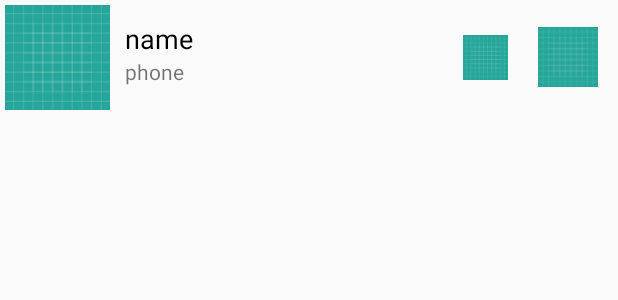
After one commit to vitconpc/demoContactApp, an Android app: the layout custom_item_contact.xml on its own in the app's theme, with its tools: preview values and no code run, on a phone screen of 412 x 824 dp. The commit adds this screen. Shown: the top 300 px of the screen. Run offline under Robolectric (Android 15) with nearby library versions, the phone set to English and light mode, and no system bars.

Commit message:
code function

```diff
--- a/app/build.gradle
+++ b/app/build.gradle
@@ -19,10 +19,11 @@ android {
 }
 
 dependencies {
-    implementation fileTree(dir: 'libs', include: ['*.jar'])
+    implementation fileTree(include: ['*.jar'], dir: 'libs')
     implementation 'com.android.support:appcompat-v7:27.1.1'
     implementation 'com.android.support.constraint:constraint-layout:1.1.2'
     testImplementation 'junit:junit:4.12'
     androidTestImplementation 'com.android.support.test:runner:1.0.2'
     androidTestImplementation 'com.android.support.test.espresso:espresso-core:3.0.2'
+    implementation 'com.android.support:design:27.1.1'
 }
--- a/app/src/main/AndroidManifest.xml
+++ b/app/src/main/AndroidManifest.xml
@@ -1,6 +1,8 @@
 <?xml version="1.0" encoding="utf-8"?>
 <manifest xmlns:android="http://schemas.android.com/apk/res/android"
     package="vn.com.example.democontactapp">
+
+    <uses-permission android:name="android.permission.READ_CONTACTS" />
 
     <application
         android:allowBackup="true"
--- /dev/null
+++ b/app/src/main/res/layout/custom_item_contact.xml
@@ -0,0 +1,50 @@
+<?xml version="1.0" encoding="utf-8"?>
+<LinearLayout xmlns:android="http://schemas.android.com/apk/res/android"
+    android:layout_width="match_parent"
+    android:layout_height="@dimen/dp_70"
+    android:layout_margin="@dimen/dp_3"
+    android:orientation="horizontal">
+
+    <ImageView
+        android:layout_width="@dimen/dp_70"
+        android:layout_height="@dimen/dp_70"
+        android:src="@drawable/ic_launcher_background" />
+
+    <LinearLayout
+        android:layout_width="@dimen/dp_0"
+        android:layout_height="match_parent"
+        android:layout_weight="1"
+        android:orientation="vertical"
+        android:padding="@dimen/dp_10">
+
+        <TextView
+            android:id="@+id/text_name"
+            android:layout_width="match_parent"
+            android:layout_height="@dimen/dp_0"
+            android:layout_weight="1"
+            android:text="@string/text_name"
+            android:textColor="@android:color/black"
+            android:textSize="@dimen/sp_18" />
+
+        <TextView
+            android:id="@+id/text_phone_number"
+            android:layout_width="match_parent"
+            android:layout_height="@dimen/dp_0"
+            android:layout_weight="1"
+            android:text="@string/text_phone" />
+    </LinearLayout>
+
+    <ImageView
+        android:layout_width="@dimen/dp_30"
+        android:layout_height="@dimen/dp_30"
+        android:layout_gravity="center_vertical"
+        android:layout_marginHorizontal="@dimen/dp_10"
+        android:src="@drawable/ic_launcher_background" />
+
+    <ImageView
+        android:layout_width="@dimen/dp_40"
+        android:layout_height="@dimen/dp_40"
+        android:layout_gravity="center_vertical"
+        android:layout_marginHorizontal="@dimen/dp_10"
+        android:src="@drawable/ic_launcher_background" />
+</LinearLayout>
--- /dev/null
+++ b/app/src/main/res/values/dimens.xml
@@ -0,0 +1,13 @@
+<?xml version="1.0" encoding="utf-8"?>
+<resources>
+    <dimen name="dp_100">100dp</dimen>
+    <dimen name="sp_24">24sp</dimen>
+    <dimen name="dp_10">10dp</dimen>
+    <dimen name="dp_70">70dp</dimen>
+    <dimen name="dp_0">0dp</dimen>
+    <dimen name="dp_30">30dp</dimen>
+    <dimen name="dp_40">40dp</dimen>
+    <dimen name="dp_3">3dp</dimen>
+    <dimen name="sp_18">18sp</dimen>
+    <dimen name="sp_20">20sp</dimen>
+</resources>
--- a/app/src/main/res/values/strings.xml
+++ b/app/src/main/res/values/strings.xml
@@ -1,3 +1,6 @@
 <resources>
     <string name="app_name">DemoContactApp</string>
+    <string name="text_name">name</string>
+    <string name="text_phone">phone</string>
+    <string name="uri_phone">content://contacts/people</string>
 </resources>
```
Also changed, not shown: app/src/main/java/vn/com/example/democontactapp/MainActivity.java (+123 -0 lines), app/src/main/java/vn/com/example/democontactapp/adapter/ContactAdapter.java (added, +56 -0 lines), app/src/main/java/vn/com/example/democontactapp/model/Contact.java (added, +27 -0 lines), app/src/main/res/layout/activity_main.xml (+4 -9 lines).
